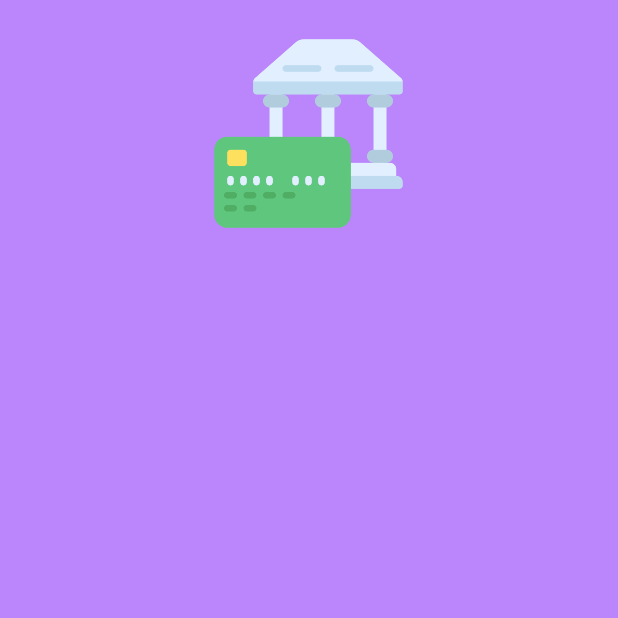
After one commit to MarinaPearl/Request, an Android app: the ListBIN screen opened directly, with no data from a screen before it, on a phone screen of 412 x 824 dp, the top half of it. The commit adds this screen. Run offline under Robolectric (Android 15) with nearby library versions, the phone set to English and light mode, and no system bars.

Commit message:
add sqlLite

```diff
--- a/app/src/main/AndroidManifest.xml
+++ b/app/src/main/AndroidManifest.xml
@@ -1,7 +1,8 @@
 <?xml version="1.0" encoding="utf-8"?>
 <manifest xmlns:android="http://schemas.android.com/apk/res/android"
     xmlns:tools="http://schemas.android.com/tools">
-    <uses-permission android:name="android.permission.INTERNET"/>
+
+    <uses-permission android:name="android.permission.INTERNET" />
 
     <application
         android:allowBackup="true"
@@ -12,6 +13,9 @@
         android:supportsRtl="true"
         android:theme="@style/Theme.Request"
         tools:targetApi="31">
+        <activity
+            android:name=".View.ListBIN"
+            android:exported="false" />
         <activity
             android:name=".View.WorkWithBIN"
             android:exported="false" />
--- a/app/src/main/java/ru/demchuk/request/View/ChoosingAction.kt
+++ b/app/src/main/java/ru/demchuk/request/View/ChoosingAction.kt
@@ -16,4 +16,9 @@ class ChoosingAction : Activity() {
         val intent = Intent(this, WorkWithBIN::class.java)
         startActivity(intent)
     }
+
+    fun onClickHistory(view: View) {
+        val intent = Intent(this, ListBIN::class.java)
+        startActivity(intent)
+    }
 }
--- /dev/null
+++ b/app/src/main/java/ru/demchuk/request/View/ListBIN.kt
@@ -0,0 +1,16 @@
+package ru.demchuk.request.View
+
+import android.app.Activity
+import android.os.Bundle
+import ru.demchuk.request.R
+
+class ListBIN : Activity() {
+    override fun onCreate(savedInstanceState: Bundle?) {
+        super.onCreate(savedInstanceState)
+        setContentView(R.layout.activity_list_bin)
+    }
+
+    override fun onStart() {
+        super.onStart()
+    }
+}
--- a/app/src/main/res/layout/activity_choosing_action2.xml
+++ b/app/src/main/res/layout/activity_choosing_action2.xml
@@ -39,6 +39,7 @@
         android:layout_width="250dp"
         android:layout_height="100dp"
         android:background="#80D261"
+        android:onClick="onClickHistory"
         android:text="История"
         android:textSize="31dp"
         app:backgroundTint="#80D261"
--- /dev/null
+++ b/app/src/main/res/layout/activity_list_bin.xml
@@ -0,0 +1,20 @@
+<?xml version="1.0" encoding="utf-8"?>
+<androidx.constraintlayout.widget.ConstraintLayout xmlns:android="http://schemas.android.com/apk/res/android"
+    xmlns:app="http://schemas.android.com/apk/res-auto"
+    xmlns:tools="http://schemas.android.com/tools"
+    android:layout_width="match_parent"
+    android:layout_height="match_parent"
+    android:background="@color/purple_200"
+    tools:context=".View.ListBIN">
+
+    <ImageView
+        android:id="@+id/imageView4"
+        android:layout_width="130dp"
+        android:layout_height="130dp"
+        android:layout_marginTop="24dp"
+        android:src="@drawable/card"
+        app:layout_constraintEnd_toEndOf="parent"
+        app:layout_constraintHorizontal_bias="0.498"
+        app:layout_constraintStart_toStartOf="parent"
+        app:layout_constraintTop_toTopOf="parent" />
+</androidx.constraintlayout.widget.ConstraintLayout>
--- a/build.gradle
+++ b/build.gradle
@@ -2,5 +2,5 @@
 plugins {
     id 'com.android.application' version '7.4.0' apply false
     id 'com.android.library' version '7.4.0' apply false
-    id 'org.jetbrains.kotlin.android' version '1.7.21' apply false
+    id 'org.jetbrains.kotlin.android' version '1.8.0' apply false
 }
```
Also changed, not shown: app/build.gradle (+5 -5 lines), app/src/main/java/ru/demchuk/request/Model/DbBinClass.kt (added, +14 -0 lines), app/src/main/java/ru/demchuk/request/Model/DbBinHelper.kt (added, +18 -0 lines), app/src/main/java/ru/demchuk/request/Model/DbBinManager.kt (added, +40 -0 lines), app/src/main/java/ru/demchuk/request/View/WorkWithBIN.kt (+17 -10 lines).
